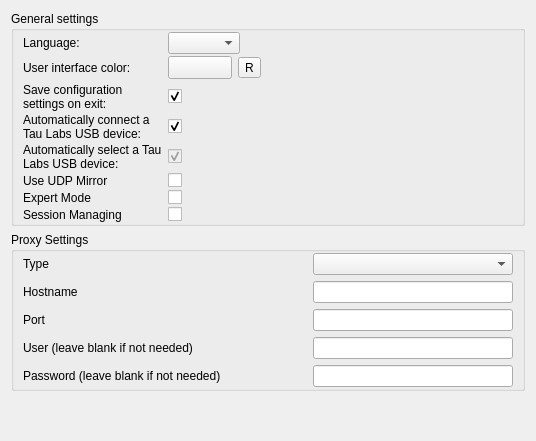
First picture: the form in ground/gcs/src/plugins/coreplugin/generalsettings.ui, repository d-ronin/dRonin, before the edit.
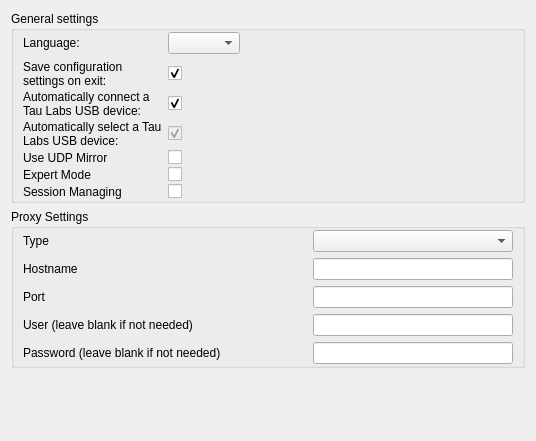
Second picture: the form after the edit. Icons and pictures are not drawn. Custom widgets are drawn as their Qt base class.

Commit message:
gcs,ui: Remove configurable user interface color.
Removed StyleHelper, and also ManhattanStyle.

Diff of the .ui file:
```diff
--- a/ground/gcs/src/plugins/coreplugin/generalsettings.ui
+++ b/ground/gcs/src/plugins/coreplugin/generalsettings.ui
@@ -32,13 +32,6 @@
       <property name="verticalSpacing">
        <number>2</number>
       </property>
-      <item row="1" column="0">
-       <widget class="QLabel" name="colorLabel">
-        <property name="text">
-         <string>User interface color:</string>
-        </property>
-       </widget>
-      </item>
       <item row="14" column="1">
        <widget class="QCheckBox" name="cbExpertMode">
         <property name="text">
@@ -61,52 +54,6 @@
          <property name="bottomMargin">
           <number>0</number>
          </property>
-         <item row="0" column="1">
-          <widget class="QToolButton" name="resetButton">
-           <property name="toolTip">
-            <string>Reset to default</string>
-           </property>
-           <property name="text">
-            <string>R</string>
-           </property>
-           <property name="icon">
-            <iconset resource="core.qrc">
-             <normaloff>:/core/images/reset.png</normaloff>:/core/images/reset.png</iconset>
-           </property>
-          </widget>
-         </item>
-         <item row="0" column="0">
-          <widget class="Utils::QtColorButton" name="colorButton">
-           <property name="sizePolicy">
-            <sizepolicy hsizetype="Preferred" vsizetype="Preferred">
-             <horstretch>0</horstretch>
-             <verstretch>0</verstretch>
-            </sizepolicy>
-           </property>
-           <property name="minimumSize">
-            <size>
-             <width>64</width>
-             <height>0</height>
-            </size>
-           </property>
-           <property name="alphaAllowed" stdset="0">
-            <bool>false</bool>
-           </property>
-          </widget>
-         </item>
-         <item row="0" column="2">
-          <spacer name="horizontalSpacer">
-           <property name="orientation">
-            <enum>Qt::Horizontal</enum>
-           </property>
-           <property name="sizeHint" stdset="0">
-            <size>
-             <width>40</width>
-             <height>20</height>
-            </size>
-           </property>
-          </spacer>
-         </item>
         </layout>
        </widget>
       </item>
@@ -368,16 +315,6 @@
    </item>
   </layout>
  </widget>
- <customwidgets>
-  <customwidget>
-   <class>Utils::QtColorButton</class>
-   <extends>QToolButton</extends>
-   <header>utils/qtcolorbutton.h</header>
-  </customwidget>
- </customwidgets>
- <resources>
-  <include location="core.qrc"/>
-  <include location="core.qrc"/>
- </resources>
+ <resources/>
  <connections/>
 </ui>
```
The commit also changes 24 other files.
